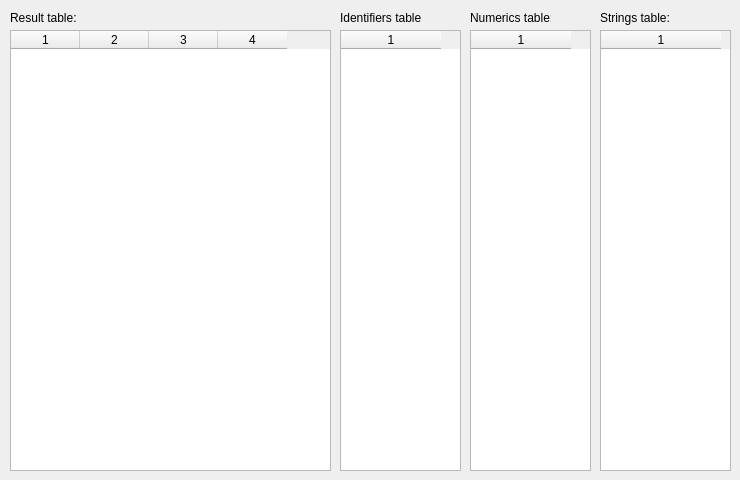
Before: the Qt Designer form QMicroClang/qmicroclangtables.ui in Maxwe11/QMicroClang, drawn with Qt 5.
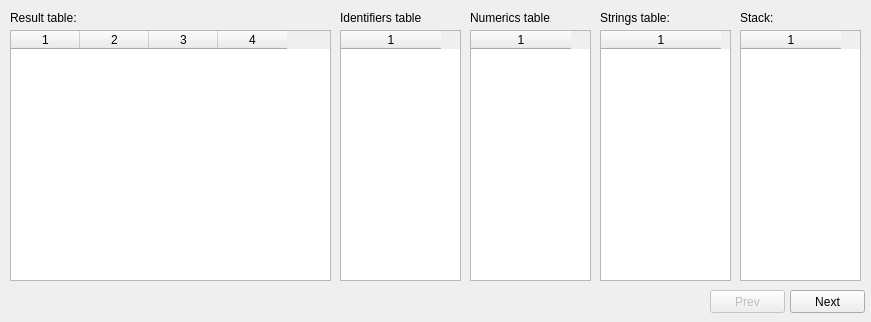
After: the same form once the commit is applied.

The edit to the form file:
```diff
--- a/QMicroClang/qmicroclangtables.ui
+++ b/QMicroClang/qmicroclangtables.ui
@@ -9,8 +9,8 @@
    <rect>
     <x>0</x>
     <y>0</y>
-    <width>740</width>
-    <height>480</height>
+    <width>871</width>
+    <height>322</height>
    </rect>
   </property>
   <property name="sizePolicy">
@@ -41,7 +41,7 @@
      <x>10</x>
      <y>30</y>
      <width>321</width>
-     <height>441</height>
+     <height>251</height>
     </rect>
    </property>
    <property name="editTriggers">
@@ -70,7 +70,7 @@
      <x>600</x>
      <y>30</y>
      <width>131</width>
-     <height>441</height>
+     <height>251</height>
     </rect>
    </property>
    <property name="editTriggers">
@@ -96,7 +96,7 @@
      <x>470</x>
      <y>30</y>
      <width>121</width>
-     <height>441</height>
+     <height>251</height>
     </rect>
    </property>
    <property name="editTriggers">
@@ -122,7 +122,7 @@
      <x>340</x>
      <y>30</y>
      <width>121</width>
-     <height>441</height>
+     <height>251</height>
     </rect>
    </property>
    <property name="editTriggers">
@@ -181,6 +181,74 @@
     <string>Strings table:</string>
    </property>
   </widget>
+  <widget class="QPushButton" name="stackButton">
+   <property name="geometry">
+    <rect>
+     <x>790</x>
+     <y>290</y>
+     <width>75</width>
+     <height>23</height>
+    </rect>
+   </property>
+   <property name="text">
+    <string>Next</string>
+   </property>
+  </widget>
+  <widget class="QTableWidget" name="stackTable">
+   <property name="geometry">
+    <rect>
+     <x>740</x>
+     <y>30</y>
+     <width>121</width>
+     <height>251</height>
+    </rect>
+   </property>
+   <property name="editTriggers">
+    <set>QAbstractItemView::NoEditTriggers</set>
+   </property>
+   <property name="selectionMode">
+    <enum>QAbstractItemView::SingleSelection</enum>
+   </property>
+   <property name="selectionBehavior">
+    <enum>QAbstractItemView::SelectRows</enum>
+   </property>
+   <property name="columnCount">
+    <number>1</number>
+   </property>
+   <attribute name="horizontalHeaderDefaultSectionSize">
+    <number>100</number>
+   </attribute>
+   <column/>
+  </widget>
+  <widget class="QPushButton" name="prev">
+   <property name="enabled">
+    <bool>false</bool>
+   </property>
+   <property name="geometry">
+    <rect>
+     <x>710</x>
+     <y>290</y>
+     <width>75</width>
+     <height>23</height>
+    </rect>
+   </property>
+   <property name="text">
+    <string>Prev</string>
+   </property>
+  </widget>
+  <widget class="QLabel" name="stackLabel">
+   <property name="geometry">
+    <rect>
+     <x>740</x>
+     <y>10</y>
+     <width>81</width>
+     <height>16</height>
+    </rect>
+   </property>
+   <property name="text">
+    <string>Stack:</string>
+   </property>
+  </widget>
  </widget>
  <resources/>
  <connections/>
```
